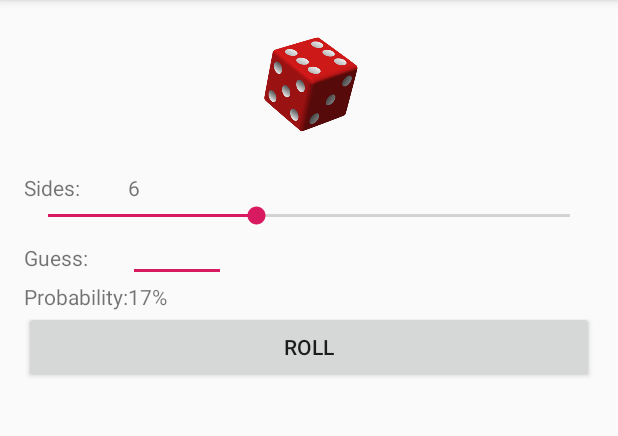
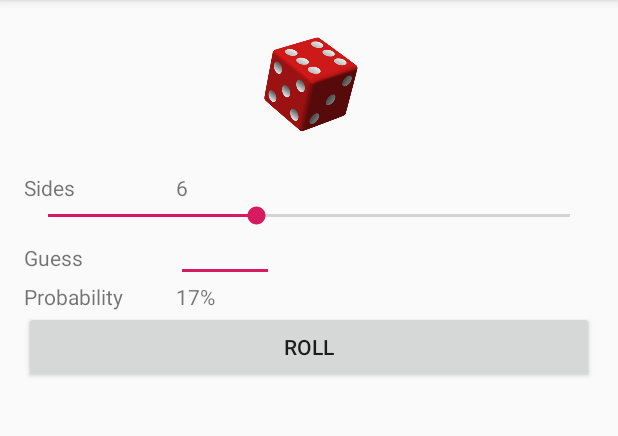
Before and after one commit to dj-pocket-cloud/Dice-Roller, an Android app: the screen it shows after launch (MainActivity), on a phone screen of 412 x 824 dp, the part 84-520 px from its top. Run offline under Robolectric (Android 15) with nearby library versions, the phone set to English and light mode, and no system bars.

```diff
--- a/app/src/main/java/com/example/diceroller/MainActivity.java
+++ b/app/src/main/java/com/example/diceroller/MainActivity.java
@@ -162,11 +162,11 @@ public class MainActivity extends AppCompatActivity {
             if (result == guess) {
                 //update guessresult with positive message
                 guessresult.setTextColor(Color.parseColor(positiveColor));
-                guessresult.setText("Correct!");
+                guessresult.setText(R.string.correct_guess_text);
             } else {
                 //update guessresult with negative message
                 guessresult.setTextColor(Color.parseColor(negativeColor));
-                guessresult.setText("Incorrect!");
+                guessresult.setText(R.string.incorrect_guess_text);
             }
         }
     }
--- a/app/src/main/res/layout/activity_main.xml
+++ b/app/src/main/res/layout/activity_main.xml
@@ -21,17 +21,19 @@
             android:id="@+id/diceimg1"
             android:layout_width="68dp"
             android:layout_height="80dp"
+            android:contentDescription="@string/image_desc"
+            android:src="@drawable/placeholder"
             app:layout_column="0"
             app:layout_columnSpan="2"
             app:layout_gravity="center"
             app:layout_row="0"
-            app:layout_rowSpan="1"
-            android:src="@drawable/placeholder" />
+            app:layout_rowSpan="1" />
 
         <TextView
             android:id="@+id/divevalue1"
             android:layout_width="wrap_content"
             android:layout_height="wrap_content"
+            android:contentDescription="@string/dice_value_desc"
             app:layout_column="0"
             app:layout_columnSpan="2"
             app:layout_gravity="center_horizontal"
@@ -41,7 +43,7 @@
             android:id="@+id/sidebar1"
             android:layout_width="207dp"
             android:layout_height="wrap_content"
-            android:contentDescription="Choose Number of Sides"
+            android:contentDescription="@string/sidebar_desc"
             android:max="5"
             android:progress="2"
             app:layout_column="0"
@@ -53,7 +55,8 @@
             android:id="@+id/sides_text"
             android:layout_width="wrap_content"
             android:layout_height="wrap_content"
-            android:text="Sides:"
+            android:contentDescription="@string/sides_text_desc"
+            android:text="@string/side_text"
             app:layout_column="0"
             app:layout_row="2" />
 
@@ -61,7 +64,8 @@
             android:id="@+id/guesses_text"
             android:layout_width="wrap_content"
             android:layout_height="wrap_content"
-            android:text="Guess:"
+            android:contentDescription="@string/guesses_text_desc"
+            android:text="@string/guess_text"
             app:layout_column="0"
             app:layout_row="4" />
 
@@ -69,6 +73,7 @@
             android:id="@+id/sidevalue1"
             android:layout_width="wrap_content"
             android:layout_height="wrap_content"
+            android:contentDescription="@string/side_value_desc"
             app:layout_column="1"
             app:layout_row="2" />
 
@@ -76,6 +81,7 @@
             android:id="@+id/guessesvalue1"
             android:layout_width="65dp"
             android:layout_height="35dp"
+            android:contentDescription="@string/guesses_value_desc"
             android:ems="10"
             android:inputType="number"
             android:padding="5dp"
@@ -90,7 +96,8 @@
             android:id="@+id/probability_text"
             android:layout_width="wrap_content"
             android:layout_height="wrap_content"
-            android:text="Probability:"
+            android:contentDescription="@string/probability_text_desc"
+            android:text="@string/prob_text"
             app:layout_column="0"
             app:layout_row="6" />
 
@@ -98,6 +105,7 @@
             android:id="@+id/probability_value"
             android:layout_width="wrap_content"
             android:layout_height="wrap_content"
+            android:contentDescription="@string/probability_value_desc"
             app:layout_column="1"
             app:layout_row="6" />
 
@@ -105,8 +113,8 @@
             android:id="@+id/button"
             android:layout_width="wrap_content"
             android:layout_height="wrap_content"
-            android:contentDescription="Roll Die"
-            android:text="Roll"
+            android:contentDescription="@string/button_desc"
+            android:text="@string/roll_text"
             app:layout_column="0"
             app:layout_columnSpan="2"
             app:layout_gravity="fill_horizontal"
@@ -114,9 +122,10 @@
 
         <TextView
             android:id="@+id/guessresult"
-            android:layout_width="wrap_content"
+            android:layout_width="101dp"
             android:layout_height="wrap_content"
-            android:text="result"
+            android:contentDescription="@string/guess_result_desc"
+            android:text="@string/correct_guess_text"
             android:textColor="#FFFF0000"
             app:layout_gravity="center_horizontal" />
 
--- a/app/src/main/res/values/strings.xml
+++ b/app/src/main/res/values/strings.xml
@@ -3,4 +3,21 @@
     <string name="probability_value" />
     <string name="side_value" />
     <string name="die_value" />
+    <string name="guess_text">Guess</string>
+    <string name="side_text">Sides</string>
+    <string name="prob_text">Probability</string>
+    <string name="roll_text">Roll</string>
+    <string name="correct_guess_text">Correct!</string>
+    <string name="incorrect_guess_text">Incorrect!</string>
+    <string name="image_desc">Dice</string>
+    <string name="sides_text_desc">Sides</string>
+    <string name="dice_value_desc">Result</string>
+    <string name="sidebar_desc">Choose number of sides</string>
+    <string name="guesses_text_desc">Guesses</string>
+    <string name="side_value_desc">Number of sides</string>
+    <string name="guesses_value_desc">Input guess</string>
+    <string name="probability_text_desc">Probability</string>
+    <string name="probability_value_desc">Percent probability</string>
+    <string name="button_desc">Roll</string>
+    <string name="guess_result_desc">Guess result</string>
 </resources>
```
Also changed, not shown: 1 other file.
